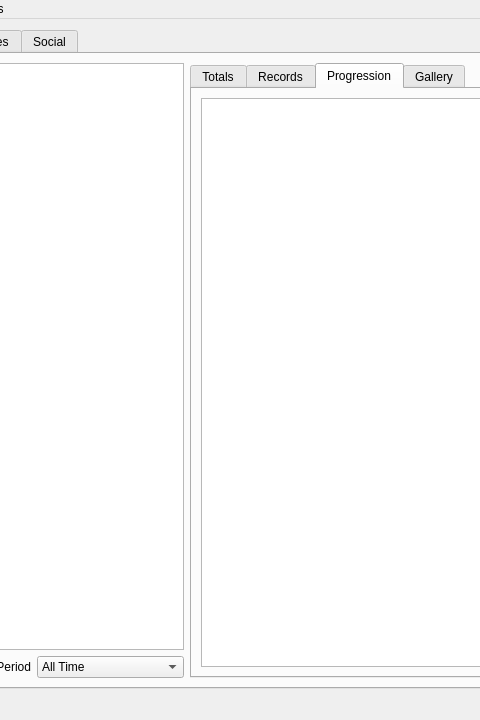
First picture: the form in resources/ui/main.ui, repository TomFryers/activate, before the edit; both pictures show x 136 to 616 and y 0 to 720 of the 1280 by 720 pixel window.
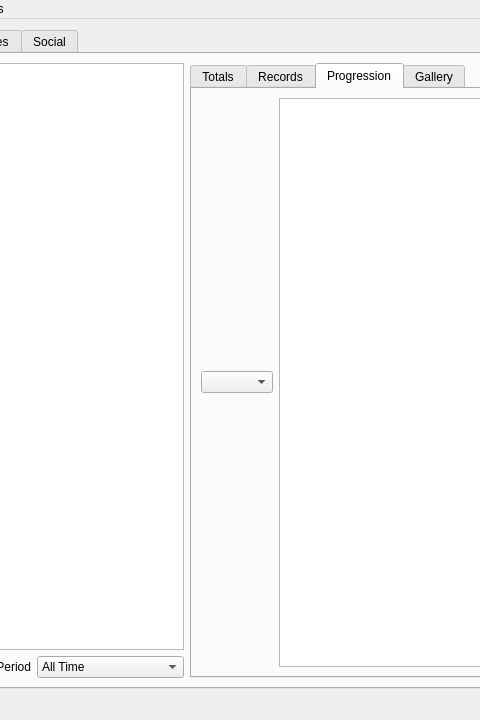
Second picture: the form after the edit. The open tabs and pages were chosen to show the change. Custom widgets are drawn as their Qt base class.

```diff
--- a/resources/ui/main.ui
+++ b/resources/ui/main.ui
@@ -214,6 +214,9 @@
             <string>Progression</string>
            </attribute>
            <layout class="QHBoxLayout" name="progression_tab_layout">
+            <item>
+             <widget class="QComboBox" name="y_axis_box"/>
+            </item>
             <item>
              <widget class="QtCharts::QChartView" name="progression_graph"/>
             </item>
```
Left out of the diff: 17 changed lines with no effect on the pictures.
